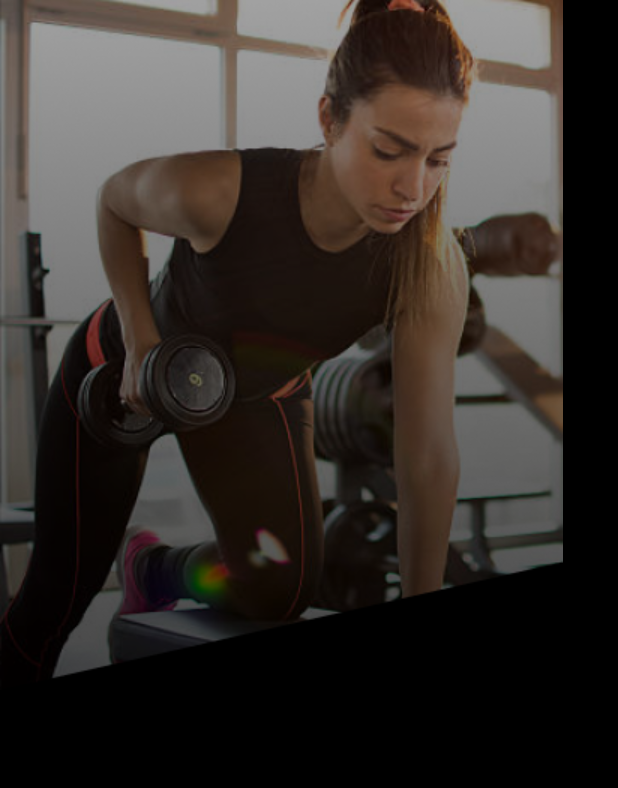
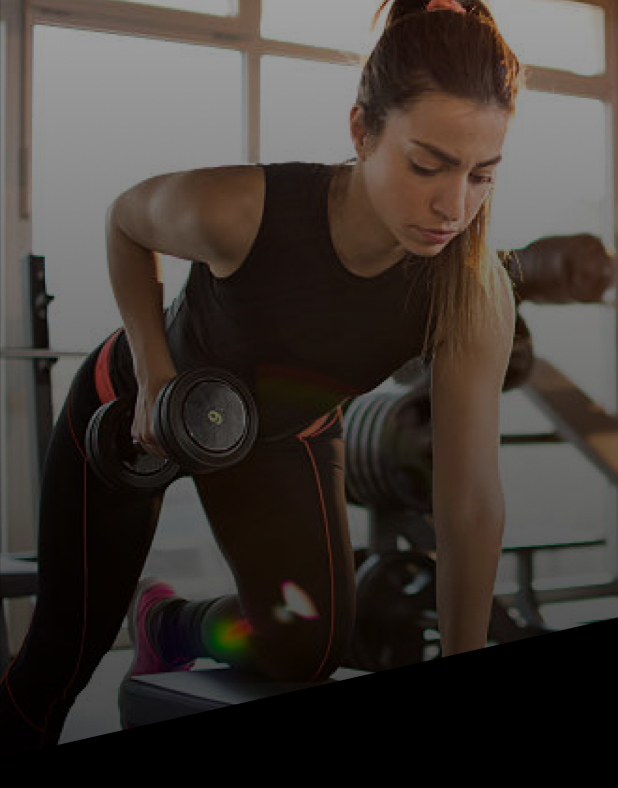
Before and after one commit to Sarvaiya1314/fitness_app, a Flutter app: the screen it shows after launch, on a phone screen of 412 x 824 dp. Shown: the top 788 px of the screen. Run offline on Flutter 3.47's test engine with Material 2 defaults, Android fonts, the phone set to English and light mode, and no system bars.

```diff
--- a/lib/esha/first_screen.dart
+++ b/lib/esha/first_screen.dart
@@ -14,7 +14,7 @@ class _FirstScreenState extends State<FirstScreen> {
       backgroundColor: Colors.black,
       body: SafeArea(
         child: Image(
-          image: AssetImage("assets/image/esha/Background.png"),
+          image: AssetImage("assets/image/chirag/Eback.png"),
         ),
       ),
     );
--- a/pubspec.yaml
+++ b/pubspec.yaml
@@ -62,7 +62,7 @@ flutter:
   # To add assets to your application, add an assets section, like this:
   assets:
     - assets/image/chirag/
-    - assets/image/esha/
+
 
   # An image asset can refer to one or more resolution-specific "variants", see
   # https://flutter.dev/assets-and-images/#resolution-aware
```
Also changed, not shown: assets/image/chirag/Eback.png (added), assets/image/esha/Background.png (deleted).
